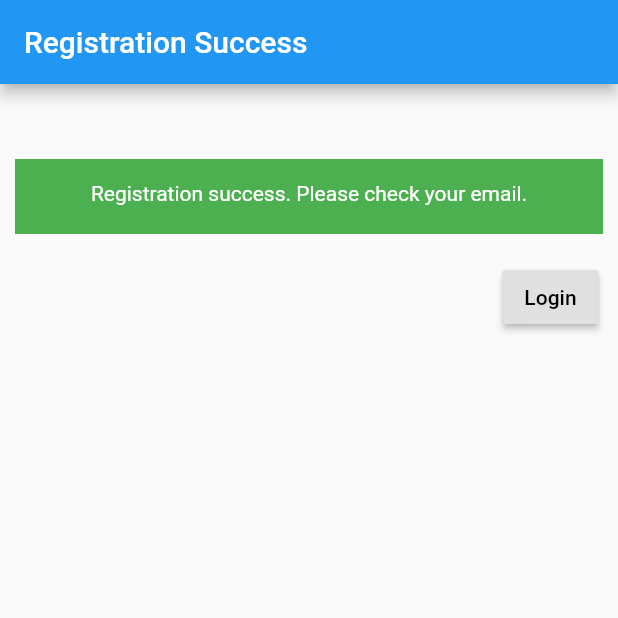
After one commit to byazit/flutter_headless_api_nodejs, a Flutter app: the RegSuccess screen opened directly, on a phone screen of 412 x 824 dp, the top half of it. The commit adds this screen. Run offline on Flutter 3.47's test engine with Material 2 defaults, Android fonts, the phone set to English and light mode, and no system bars; missing offline and left inert: flutter_keychain.

Commit message:
registration working

```diff
--- a/lib/api_connection/conn.dart
+++ b/lib/api_connection/login_check.dart
@@ -8,8 +8,6 @@ class ApiConn{
   String password;
 
   ApiConn({this.email, this.password});
-
-
   Future<void> getRes()async{
     //print('my key: $email and pass: $password');
     //saving token key
@@ -18,7 +16,7 @@ class ApiConn{
     try{
       //make the request
       Response response=await post(
-        'http://10.99.3.74:3000/api/v2/signin',
+        'http://netbro.ddns.net:3000/api/v2/signin',
         headers: {"Content-Type": "application/json"},
           body: jsonEncode({
             'username': '$email',
@@ -30,7 +28,7 @@ class ApiConn{
         await FlutterKeychain.put(key:"authToken", value:data['token']);
       }else{
         await FlutterKeychain.put(key:"authToken", value:"null");
-        print("fail login!");
+        //print("fail login!");
       }
     }catch(e){
       print('Caught error: $e');
--- a/lib/main.dart
+++ b/lib/main.dart
@@ -2,7 +2,7 @@ import 'package:flutter/material.dart';
 import 'package:headless_cms_nodejs/pages/home.dart';
 
 void main() => runApp(MaterialApp(
-
+  debugShowCheckedModeBanner: false,
   routes: {
     '/':(context)=>Home(),
   },
--- /dev/null
+++ b/lib/pages/regi_success.dart
@@ -0,0 +1,63 @@
+import 'package:flutter/cupertino.dart';
+import 'package:flutter/material.dart';
+import 'package:headless_cms_nodejs/pages/home.dart';
+
+class RegSuccess extends StatefulWidget {
+  @override
+  _RegSuccessState createState() => _RegSuccessState();
+}
+
+class _RegSuccessState extends State<RegSuccess> {
+
+
+  @override
+  Widget build(BuildContext context) {
+    return Scaffold(
+      appBar: AppBar(
+        title: Text('Registration Success'),
+      ),
+      body:Center(
+        child: Column(
+          children: <Widget>[
+            Container(
+              margin: EdgeInsets.fromLTRB(10.0, 50.0, 10.0, 0.0),
+              padding: EdgeInsets.all(15.0),
+              height: 50.0,
+              width: 400.0,
+              color: Colors.green,
+              child: Text(
+                'Registration success. Please check your email.',
+                textAlign: TextAlign.center,
+                style: TextStyle(
+                  color: Colors.white,
+                ),
+              ),
+            ),
+            Container(
+              margin: EdgeInsets.fromLTRB(0.0, 10.0, 5.0, 0.0),
+              child: ButtonBar(
+                  children: <Widget>[
+                    RaisedButton(
+                        child: Text('Login'),
+                        onPressed: (){
+                          Navigator.push(context, MaterialPageRoute(builder: (context)=>Home()));
+                        }
+                    ),
+                  ]
+              ),
+            )
+          ],
+        ),
+      )
+    );
+  }
+}
+
+/*
+* SizedBox(
+        child: Padding(
+          padding: EdgeInsets.all(16.0),
+          child: Text('We send you and email. Please check your email.'),
+        ),
+      )
+* */
```
Also changed, not shown: lib/api_connection/regi_check.dart (added, +41 -0 lines), lib/pages/home.dart (+27 -2 lines), lib/pages/registration.dart (+74 -5 lines), 1 other file.
